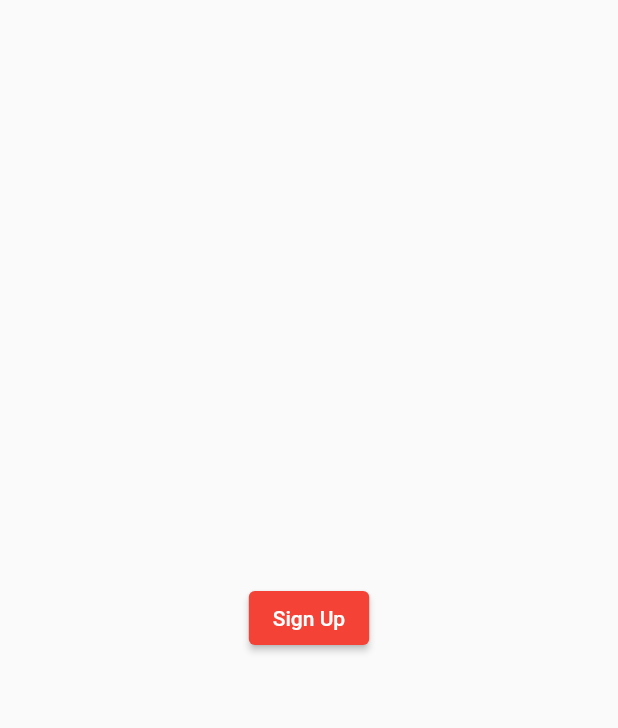
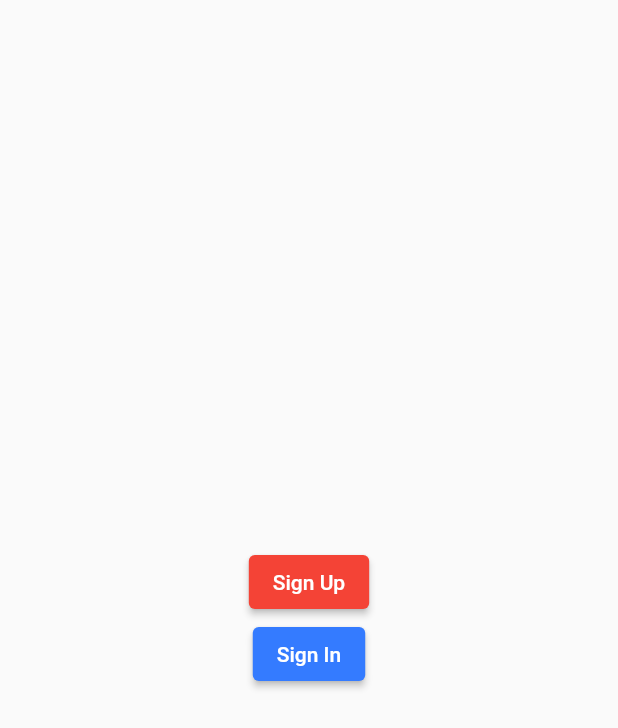
Before and after one commit to antonprafanto/myflutix, a Flutter app: the screen it shows after launch, after a tap on "Sign Up", on a phone screen of 412 x 824 dp. Shown: the top 728 px of the screen. Run offline on Flutter 3.47's test engine with Material 2 defaults, Android fonts, the phone set to English and light mode, and no system bars; our stand-ins replace cloud_firestore, equatable, firebase_auth, firebase_core; accounts and stored records are empty; network calls fail.

Commit message:
feat: menambahkan fitur SignIn & Berhasil

```diff
--- a/lib/extensions/extensions.dart
+++ b/lib/extensions/extensions.dart
@@ -1,4 +1,5 @@
 import 'package:firebase_auth/firebase_auth.dart';
 import 'package:myflutix/models/models.dart';
+import 'package:myflutix/services/services.dart';
 
 part 'firebase_user_extension.dart';
--- a/lib/extensions/firebase_user_extension.dart
+++ b/lib/extensions/firebase_user_extension.dart
@@ -8,4 +8,6 @@ extension FirebaseUserExtension on User {
           String selectedLanguage = "English",
           int balance = 50000}) =>
       User1(uid, email, name, selectedGenres, selectedLanguage, balance);
+
+  Future<User1> fromFireStore() async => await UserService.getUser(this.uid);
 }
--- a/lib/main.dart
+++ b/lib/main.dart
@@ -26,10 +26,21 @@ class MyApp extends StatelessWidget {
                 backgroundColor: Colors.red, // foreground
               ),
               onPressed: () async {
-                await AutServices.signUp("antonprafanto@gmail.com", "1234125",
+                await AutServices.signUp("antonprafao@gmail.com", "1234125",
                     "anton", ["Action", "Horror", "Sci-Fi", "Drama"], "Korean");
               },
               child: const Text('Sign Up'),
+            ),
+            ElevatedButton(
+              style: ElevatedButton.styleFrom(
+                foregroundColor: Colors.white,
+                backgroundColor:
+                    Color.fromARGB(255, 52, 123, 255), // foreground
+              ),
+              onPressed: () async {
+                await AutServices.signIn("antonprafao@gmail.com", "1234125");
+              },
+              child: const Text('Sign In'),
             )
           ],
         ),
--- a/lib/services/auth_services.dart
+++ b/lib/services/auth_services.dart
@@ -4,13 +4,9 @@ class AutServices {
   // ignore: prefer_final_fields
   static FirebaseAuth _auth = FirebaseAuth.instance;
 
-  static String? get id => null;
+  static get user1 => null;
 
-  static int? get balance => null;
-
-  static get user2 => null;
-
-  static Future signUp(String email, String password, String name,
+  static Future<void> signUp(String email, String password, String name,
       List<String> selectedGenres, String selectedLanguage) async {
     try {
       UserCredential result = await _auth.createUserWithEmailAndPassword(
@@ -24,4 +20,18 @@ class AutServices {
       await UserService.updateUser(user1);
     } catch (e) {}
   }
+
+  static Future<void> signIn(String email, String password) async {
+    try {
+      UserCredential result = (await _auth.signInWithEmailAndPassword(
+          email: email, password: password));
+    } catch (e) {}
+  }
 }
+
+class SignInSignUpResult {
+  final User1 user1;
+  final String message;
+
+  SignInSignUpResult({required this.user1, required this.message});
+}
--- a/lib/services/services.dart
+++ b/lib/services/services.dart
@@ -1,6 +1,7 @@
 import 'dart:async';
 
 import 'package:firebase_auth/firebase_auth.dart';
+import 'package:flutter/material.dart';
 import 'package:myflutix/models/models.dart';
 import 'package:myflutix/extensions/extensions.dart';
 import 'package:cloud_firestore/cloud_firestore.dart';
```
Also changed, not shown: lib/services/user_services.dart (+7 -0 lines).
